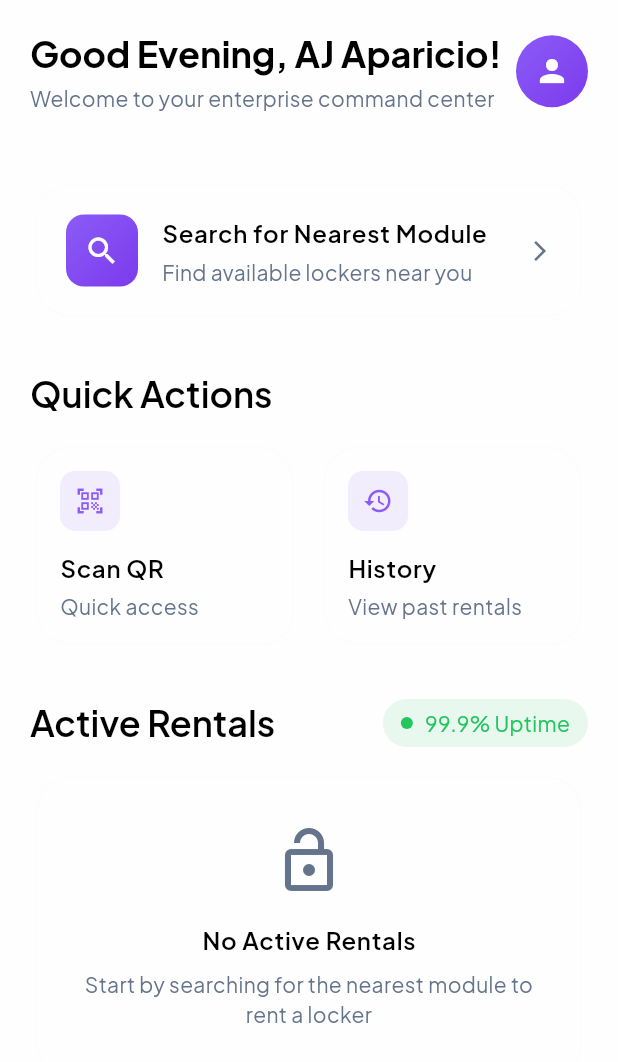
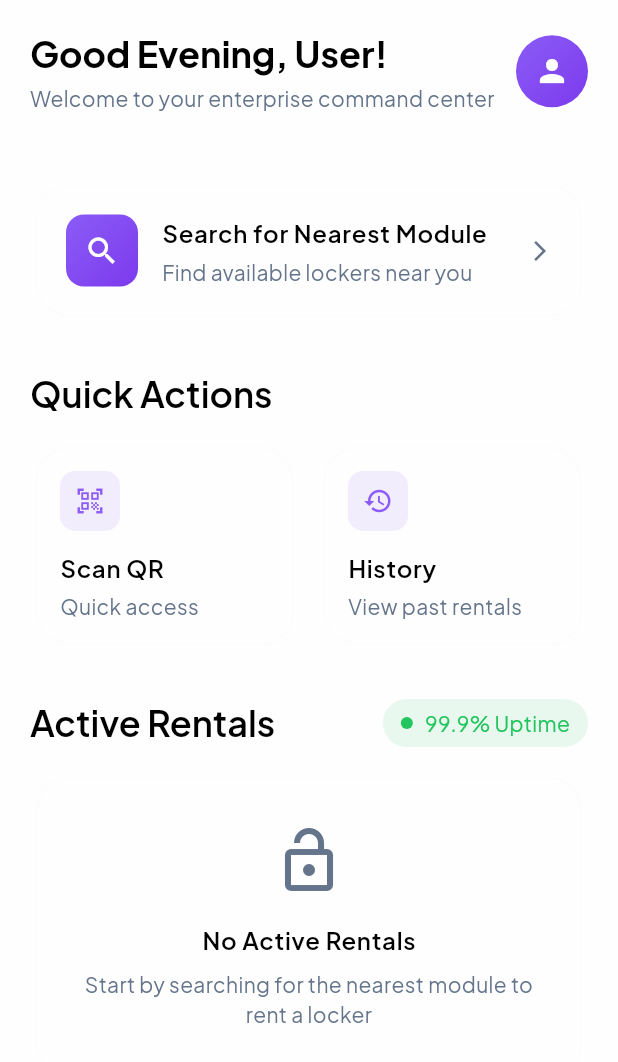
Before and after one commit to Nexlock/nexlock_app_v2, a Flutter app: the HomeScreen screen opened by its route, on a phone screen of 412 x 824 dp. Shown: the top 1062 px of the screen. Run offline on Flutter 3.47's test engine with Material 3 defaults, Android fonts, the phone set to English and light mode, and no system bars; our stand-ins replace dio, flutter_dotenv, flutter_riverpod, flutter_secure_storage, freezed_annotation, go_router; accounts and stored records are empty; network calls fail.

Commit message:
feat:  create profile screen and improve home screen with user information

```diff
--- a/lib/core/router/router.dart
+++ b/lib/core/router/router.dart
@@ -6,6 +6,7 @@ import 'package:nexlock_app_v2/features/auth/presentation/screens/login_screen.d
 import 'package:nexlock_app_v2/features/auth/presentation/screens/register_screen.dart';
 import 'package:nexlock_app_v2/features/home/presentation/screens/home_screen.dart';
 import 'package:nexlock_app_v2/features/splash/presentation/screens/splash_screen.dart';
+import 'package:nexlock_app_v2/features/auth/presentation/screens/profile_screen.dart';
 
 final routerProvider = Provider<GoRouter>((ref) {
   final authState = ref.watch(authProvider);
@@ -44,6 +45,10 @@ final routerProvider = Provider<GoRouter>((ref) {
       ),
       GoRoute(path: '/home', builder: (context, state) => const HomeScreen()),
       GoRoute(
+        path: '/profile',
+        builder: (context, state) => const ProfileScreen(),
+      ),
+      GoRoute(
         path: '/search',
         builder: (context, state) => const Scaffold(
           body: Center(child: Text('Search Screen - Coming Soon!')),
--- a/lib/features/home/presentation/widgets/profile_header.dart
+++ b/lib/features/home/presentation/widgets/profile_header.dart
@@ -1,22 +1,29 @@
 import 'package:flutter/material.dart';
 import 'package:flutter_riverpod/flutter_riverpod.dart';
+import 'package:go_router/go_router.dart';
 import 'package:nexlock_app_v2/core/constants/colors.dart';
+import 'package:nexlock_app_v2/features/auth/domain/data/providers/auth_notifier.dart';
 
 class ProfileHeader extends ConsumerWidget {
   const ProfileHeader({super.key});
 
   @override
   Widget build(BuildContext context, WidgetRef ref) {
+    final authState = ref.watch(authProvider);
+
     return Container(
       padding: const EdgeInsets.all(20),
-      child: Row(
+      child: authState.when(
+        data: (state) {
+          final userName = state.user?.name ?? 'User';
+          return Row(
             mainAxisAlignment: MainAxisAlignment.spaceBetween,
             children: [
               Column(
                 crossAxisAlignment: CrossAxisAlignment.start,
                 children: [
                   Text(
-                'Good Evening, AJ Aparicio!',
+                    'Good Evening, $userName!',
                     style: Theme.of(context).textTheme.headlineMedium?.copyWith(
                       fontWeight: FontWeight.w700,
                     ),
@@ -32,10 +39,7 @@ class ProfileHeader extends ConsumerWidget {
               ),
               GestureDetector(
                 onTap: () {
-              // TODO: Navigate to profile screen
-              ScaffoldMessenger.of(context).showSnackBar(
-                const SnackBar(content: Text('Profile screen coming soon!')),
-              );
+                  context.push('/profile');
                 },
                 child: Container(
                   width: 48,
@@ -48,11 +52,81 @@ class ProfileHeader extends ConsumerWidget {
                     ),
                     borderRadius: BorderRadius.circular(24),
                   ),
-              child: const Icon(Icons.person, color: Colors.white, size: 24),
+                  child: const Icon(
+                    Icons.person,
+                    color: Colors.white,
+                    size: 24,
+                  ),
+                ),
+              ),
+            ],
+          );
+        },
+        loading: () => Row(
+          mainAxisAlignment: MainAxisAlignment.spaceBetween,
+          children: [
+            Column(
+              crossAxisAlignment: CrossAxisAlignment.start,
+              children: [
+                Text(
+                  'Loading...',
+                  style: Theme.of(context).textTheme.headlineMedium?.copyWith(
+                    fontWeight: FontWeight.w700,
+                  ),
+                ),
+                const SizedBox(height: 4),
+                Text(
+                  'Please wait',
+                  style: Theme.of(context).textTheme.bodyMedium?.copyWith(
+                    color: Theme.of(context).colorScheme.onSurfaceVariant,
                   ),
                 ),
               ],
             ),
+            Container(
+              width: 48,
+              height: 48,
+              decoration: BoxDecoration(
+                color: Colors.grey.shade300,
+                borderRadius: BorderRadius.circular(24),
+              ),
+              child: const Icon(Icons.person, color: Colors.grey, size: 24),
+            ),
+          ],
+        ),
+        error: (error, _) => Row(
+          mainAxisAlignment: MainAxisAlignment.spaceBetween,
+          children: [
+            Column(
+              crossAxisAlignment: CrossAxisAlignment.start,
+              children: [
+                Text(
+                  'Error loading profile',
+                  style: Theme.of(context).textTheme.headlineMedium?.copyWith(
+                    fontWeight: FontWeight.w700,
+                  ),
+                ),
+                const SizedBox(height: 4),
+                Text(
+                  'Please try again',
+                  style: Theme.of(context).textTheme.bodyMedium?.copyWith(
+                    color: Theme.of(context).colorScheme.onSurfaceVariant,
+                  ),
+                ),
+              ],
+            ),
+            Container(
+              width: 48,
+              height: 48,
+              decoration: BoxDecoration(
+                color: Colors.grey.shade300,
+                borderRadius: BorderRadius.circular(24),
+              ),
+              child: const Icon(Icons.person, color: Colors.grey, size: 24),
+            ),
+          ],
+        ),
+      ),
     );
   }
 }
```
Also changed, not shown: lib/features/auth/presentation/screens/profile_screen.dart (+295 -0 lines), lib/features/auth/presentation/widgets/information_tab.dart (+112 -0 lines), lib/features/home/presentation/widgets/bottom_navbar.dart (deleted). Lines whose indentation alone changed are shown as unchanged.
